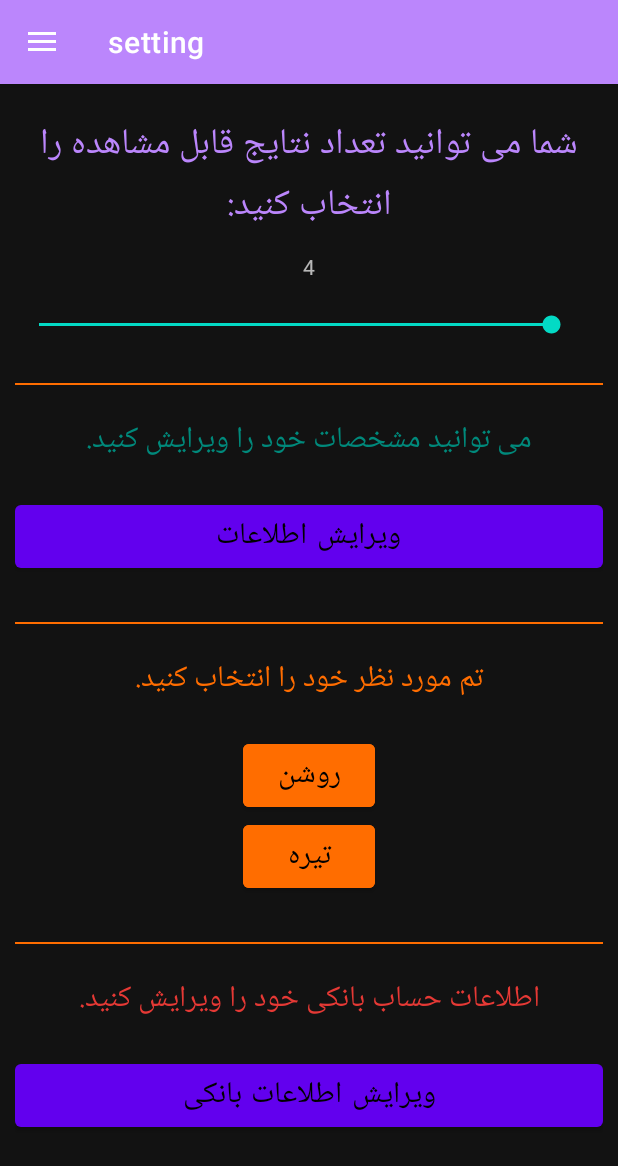
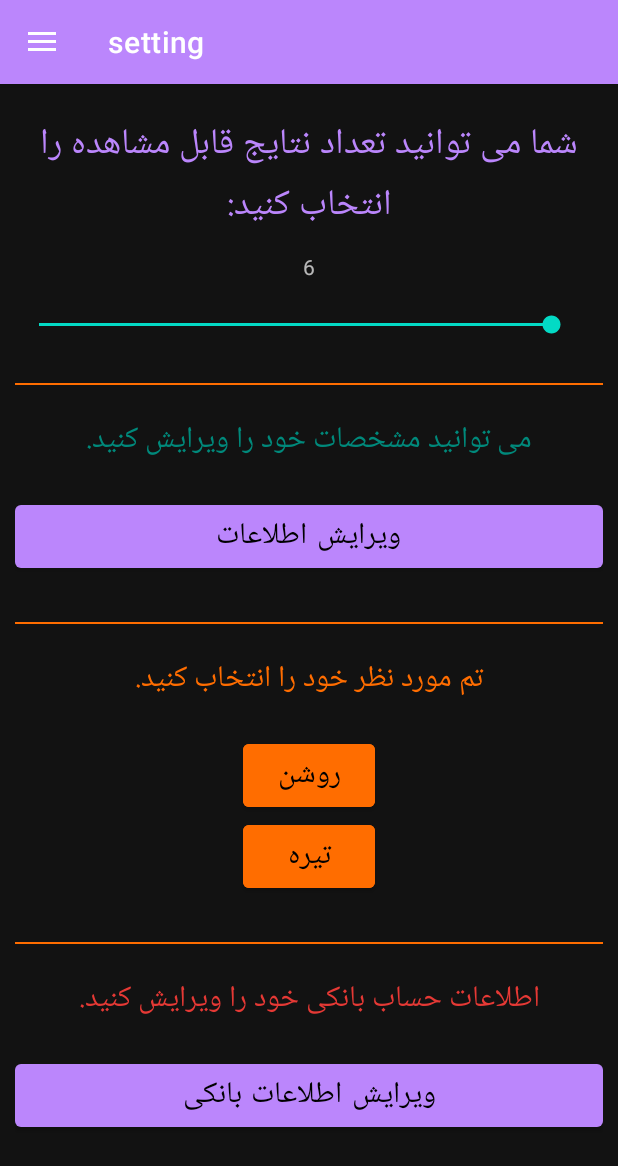
Before and after one commit to tsmoosavi/HistoricalPlaces, an Android app: the SettingFragment screen opened through its navigation route, after a tap on "تیره", on a phone screen of 412 x 824 dp. Shown: the top 1166 px of the screen. Run offline under Robolectric (Android 15) with nearby library versions, the phone set to English and light mode, and no system bars; our stand-ins replace navigation-ui; pictures from the network do not load.

Commit message:
tow new place added to HomeFragment.kt

```diff
--- a/app/src/main/java/com/example/historicalplaces/HomeFragment.kt
+++ b/app/src/main/java/com/example/historicalplaces/HomeFragment.kt
@@ -79,7 +79,7 @@ class HomeFragment : Fragment() {
     }
 
     private fun initView() {
-        var layoutList = arrayListOf(binding.ll1, binding.ll2, binding.ll3, binding.ll4)
+        var layoutList = arrayListOf(binding.ll1, binding.ll2, binding.ll3, binding.ll4,binding.ll5,binding.ll6)
         for(i in 0 until layoutList.size){
             layoutList[i].visibility = View.GONE
         }
@@ -87,12 +87,36 @@ class HomeFragment : Fragment() {
         secondPlace()
         thirdPlace()
         forthPlace()
+        fifthPlace()
+        sixthPlace()
         for(i in 0 until placesVm.numberOfViews){
           layoutList[i].visibility = View.VISIBLE
         }
     }
+
+    private fun sixthPlace() {
+        Glide.with(this)
+            .load(placesVm.place6.pictureURL)
+            .error(R.drawable.ic_launcher_background)
+            .circleCrop()
+            .into(binding.image6)
+        binding.ll6.setOnClickListener{
+            findNavController().navigate(R.id.action_home_Fragment_to_detailFragment)
+        }
+    }
+
+    private fun fifthPlace() {
+        Glide.with(this)
+            .load(placesVm.place5.pictureURL)
+            .error(R.drawable.ic_launcher_background)
+            .circleCrop()
+            .into(binding.image5)
+        binding.ll5.setOnClickListener{
+            findNavController().navigate(R.id.action_home_Fragment_to_detailFragment)
+        }
+    }
+
     private fun forthPlace() {
-
             Glide.with(this)
                 .load(placesVm.place4.pictureURL)
                 .error(R.drawable.ic_launcher_background)
--- a/app/src/main/java/com/example/historicalplaces/places_detail_vm.kt
+++ b/app/src/main/java/com/example/historicalplaces/places_detail_vm.kt
@@ -7,7 +7,8 @@ import kotlinx.android.parcel.Parcelize
 @Parcelize
 data class Place(var pictureURL:String, var name: Int, var explanation:Int):Parcelable
 class placesDetailVm:ViewModel() {
-    var numberOfViews = 4
+
+    var numberOfViews = 6
     var historicalPlacesList = arrayListOf<Place>()
     var place1 = Place("https://encrypted-tbn0.gstatic.com/images?q=tbn:ANd9GcTcdSGphxGM4JUulkhcCsU4KuYxwIJsJ5oOng&usqp=CAU",R.string.firstPlace,R.string.firstDetail)
     var place2 = Place("https://encrypted-tbn0.gstatic.com/images?q=tbn:ANd9GcSPWpEtc4bJm2AmjD9ZY9zEtRz5YXJxB-voZQ&usqp=CAU",R.string.bam,R.string.secondDetail)
--- a/app/src/main/res/layout/fragment_home.xml
+++ b/app/src/main/res/layout/fragment_home.xml
@@ -31,6 +31,7 @@
                 android:layout_width="match_parent"
                 android:layout_height="wrap_content"
                 android:layout_gravity="center"
+                android:textSize="20dp"
                 android:gravity="center"/>
         </androidx.cardview.widget.CardView>
         <TextView
@@ -51,7 +52,8 @@
             android:id="@+id/image1"
             android:layout_width="wrap_content"
             android:layout_height="wrap_content"
-            android:layout_gravity="center"/>
+            android:layout_gravity="center"
+            android:background="@drawable/second_outline_txv"/>
 
         <TextView
             android:id="@+id/name1"
--- a/app/src/main/res/layout/fragment_setting.xml
+++ b/app/src/main/res/layout/fragment_setting.xml
@@ -33,7 +33,7 @@
             android:layout_height="wrap_content"
             android:layout_marginTop="20dp"
             android:min="1"
-            android:max="4" />
+            android:max="6" />
         <View
             android:layout_width="match_parent"
             android:layout_height="1dp"
```
